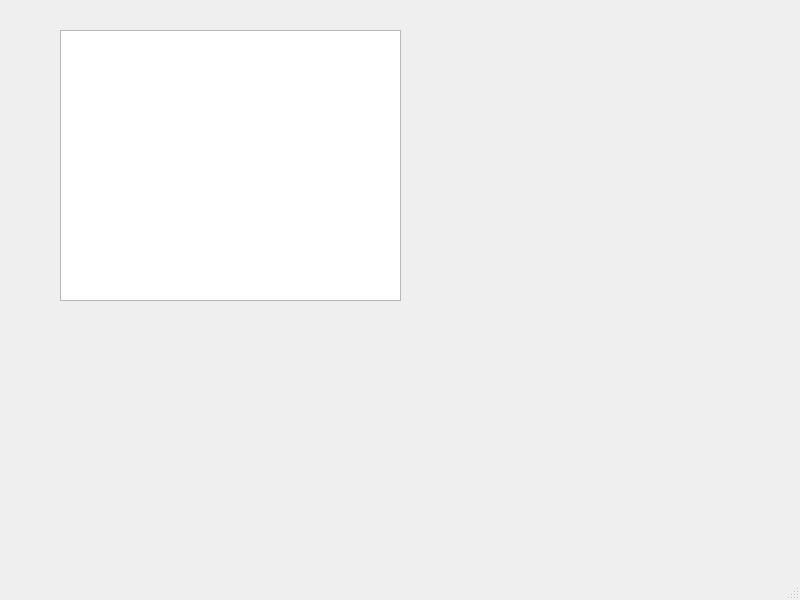
juanUrbinez/ProyectoFinal, file Codigo/Proyecto_final/mainwindow.ui: the form before one commit.
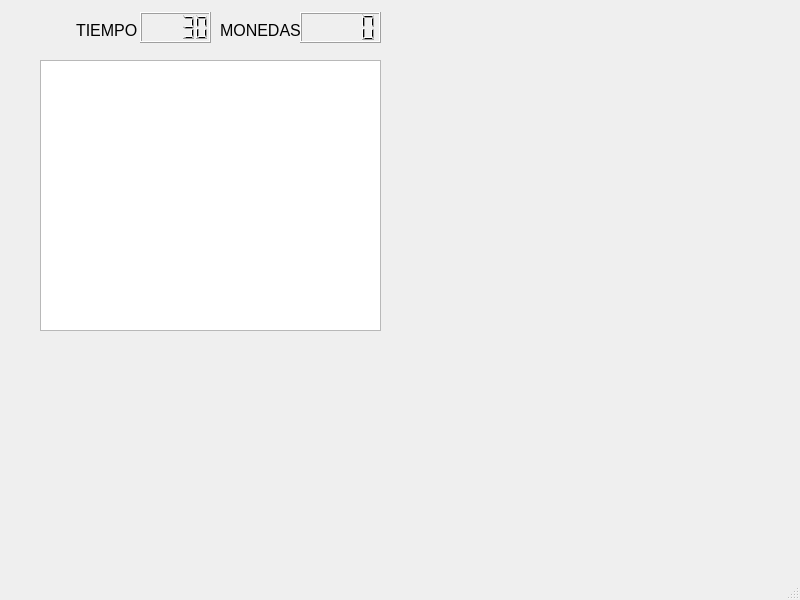
The form after the commit.

Patch:
```diff
--- a/Codigo/Proyecto_final/mainwindow.ui
+++ b/Codigo/Proyecto_final/mainwindow.ui
@@ -17,13 +17,62 @@
    <widget class="QGraphicsView" name="graphicsView">
     <property name="geometry">
      <rect>
-      <x>60</x>
-      <y>30</y>
+      <x>40</x>
+      <y>60</y>
       <width>341</width>
       <height>271</height>
      </rect>
     </property>
    </widget>
+   <widget class="QLabel" name="label">
+    <property name="geometry">
+     <rect>
+      <x>76</x>
+      <y>10</y>
+      <width>71</width>
+      <height>41</height>
+     </rect>
+    </property>
+    <property name="text">
+     <string>&lt;html&gt;&lt;head/&gt;&lt;body&gt;&lt;p&gt;&lt;span style=&quot; font-size:12pt;&quot;&gt;TIEMPO&lt;/span&gt;&lt;/p&gt;&lt;/body&gt;&lt;/html&gt;</string>
+    </property>
+   </widget>
+   <widget class="QLCDNumber" name="lcdNumber">
+    <property name="geometry">
+     <rect>
+      <x>140</x>
+      <y>12</y>
+      <width>71</width>
+      <height>31</height>
+     </rect>
+    </property>
+    <property name="intValue" stdset="0">
+     <number>30</number>
+    </property>
+   </widget>
+   <widget class="QLabel" name="label_2">
+    <property name="geometry">
+     <rect>
+      <x>220</x>
+      <y>20</y>
+      <width>81</width>
+      <height>21</height>
+     </rect>
+    </property>
+    <property name="text">
+     <string>&lt;html&gt;&lt;head/&gt;&lt;body&gt;&lt;p&gt;&lt;span style=&quot; font-size:12pt;&quot;&gt;MONEDAS&lt;/span&gt;&lt;/p&gt;&lt;/body&gt;&lt;/html&gt;</string>
+    </property>
+   </widget>
+   <widget class="QLCDNumber" name="monedas">
+    <property name="geometry">
+     <rect>
+      <x>300</x>
+      <y>12</y>
+      <width>81</width>
+      <height>31</height>
+     </rect>
+    </property>
+   </widget>
   </widget>
   <widget class="QMenuBar" name="menubar">
    <property name="geometry">
```
